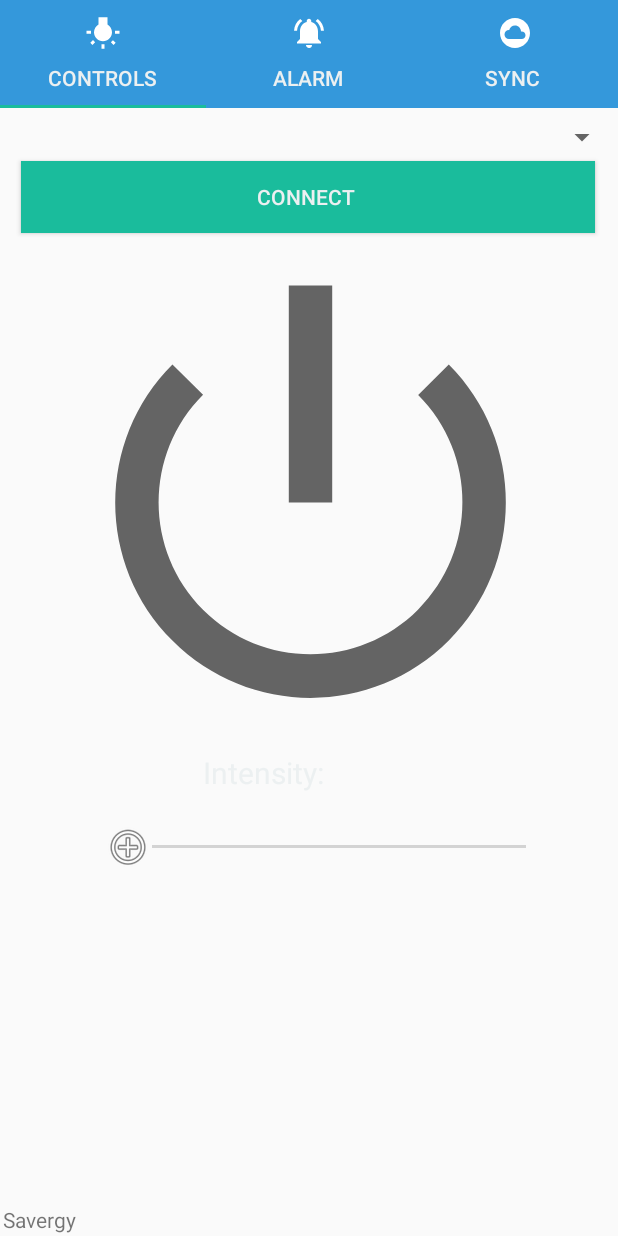
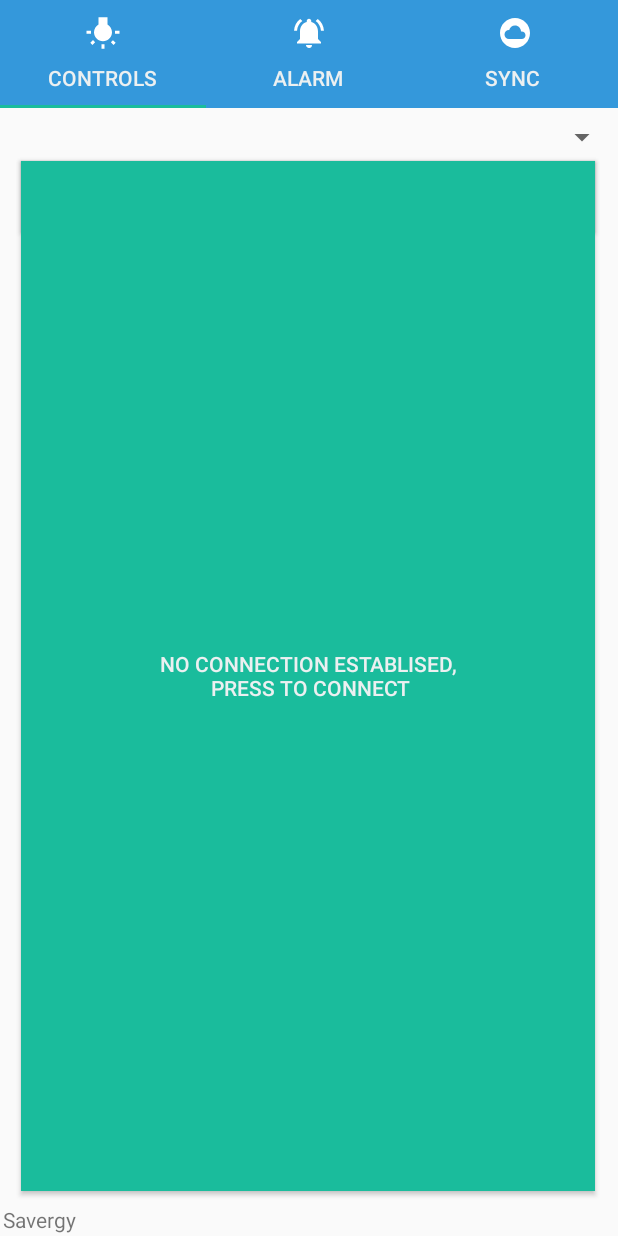
Before and after one commit to kocetomad/AC-PWM_SmartHomeSystem, an Android app: the screen it shows after launch (MainActivity), on a phone screen of 412 x 824 dp. Run offline under Robolectric (Android 15) with nearby library versions, the phone set to English and light mode, and no system bars.

Commit message:
general improvements

```diff
--- a/app/src/main/res/layout/activity_main.xml
+++ b/app/src/main/res/layout/activity_main.xml
@@ -55,11 +55,11 @@
         android:layout_alignParentEnd="true"
         android:layout_alignParentRight="true"
 
-        android:layout_marginStart="69dp"
-        android:layout_marginLeft="69dp"
+        android:layout_marginStart="56dp"
+        android:layout_marginLeft="56dp"
         android:layout_marginTop="2dp"
-        android:layout_marginEnd="45dp"
-        android:layout_marginRight="45dp"
+        android:layout_marginEnd="57dp"
+        android:layout_marginRight="57dp"
         android:thumb="@android:drawable/ic_menu_add" />
 
     <TextView
@@ -71,14 +71,15 @@
         android:layout_alignParentLeft="true"
         android:layout_alignParentEnd="true"
         android:layout_alignParentRight="true"
-        android:layout_marginStart="135dp"
-        android:layout_marginLeft="135dp"
+        android:layout_marginStart="121dp"
+        android:layout_marginLeft="121dp"
         android:layout_marginTop="-9dp"
-        android:layout_marginEnd="100dp"
-        android:layout_marginRight="100dp"
+        android:layout_marginEnd="114dp"
+        android:layout_marginRight="114dp"
         android:text="Intensity:"
-        android:textColor="#ECF0F1"
-        android:textSize="20dp" />
+        android:textColor="@android:color/darker_gray"
+        android:textSize="20dp"
+        tools:textColor="?attr/actionModeSplitBackground" />
 
     <Spinner
         android:id="@+id/min"
@@ -187,11 +188,11 @@
         android:layout_alignParentLeft="true"
         android:layout_alignParentEnd="true"
         android:layout_alignParentRight="true"
-        android:layout_marginStart="99dp"
-        android:layout_marginLeft="99dp"
+        android:layout_marginStart="85dp"
+        android:layout_marginLeft="85dp"
         android:layout_marginTop="-195dp"
-        android:layout_marginEnd="99dp"
-        android:layout_marginRight="99dp"
+        android:layout_marginEnd="85dp"
+        android:layout_marginRight="85dp"
         android:ems="10"
         android:hint="SSID"
         android:inputType="textPersonName"
@@ -199,18 +200,18 @@
 
     <EditText
         android:id="@+id/password"
-        android:layout_width="wrap_content"
+        android:layout_width="241dp"
         android:layout_height="wrap_content"
         android:layout_below="@+id/ssid"
         android:layout_alignParentStart="true"
         android:layout_alignParentLeft="true"
         android:layout_alignParentEnd="true"
         android:layout_alignParentRight="true"
-        android:layout_marginStart="100dp"
-        android:layout_marginLeft="100dp"
+        android:layout_marginStart="85dp"
+        android:layout_marginLeft="85dp"
         android:layout_marginTop="-5dp"
-        android:layout_marginEnd="98dp"
-        android:layout_marginRight="98dp"
+        android:layout_marginEnd="85dp"
+        android:layout_marginRight="85dp"
         android:ems="10"
         android:hint="password"
         android:inputType="textPassword"
@@ -218,16 +219,42 @@
 
     <Button
         android:id="@+id/Network"
-        android:layout_width="217dp"
-        android:layout_height="61dp"
+        android:layout_width="243dp"
+        android:layout_height="72dp"
         android:layout_below="@+id/password"
         android:layout_alignParentStart="true"
         android:layout_alignParentLeft="true"
-        android:layout_marginStart="95dp"
-        android:layout_marginLeft="95dp"
+        android:layout_alignParentEnd="true"
+        android:layout_alignParentRight="true"
+        android:layout_marginStart="84dp"
+        android:layout_marginLeft="84dp"
         android:layout_marginTop="8dp"
+        android:layout_marginEnd="85dp"
+        android:layout_marginRight="85dp"
         android:text="Connect to network"
         android:visibility="invisible" />
+
+    <Button
+        android:id="@+id/Connect1"
+        android:layout_width="wrap_content"
+        android:layout_height="594dp"
+        android:layout_alignTop="@+id/devices"
+        android:layout_alignParentStart="true"
+        android:layout_alignParentLeft="true"
+        android:layout_alignParentEnd="true"
+        android:layout_alignParentRight="true"
+        android:layout_alignParentBottom="true"
+        android:layout_marginStart="14dp"
+        android:layout_marginLeft="14dp"
+        android:layout_marginTop="28dp"
+        android:layout_marginEnd="15dp"
+        android:layout_marginRight="15dp"
+        android:layout_marginBottom="30dp"
+
+        android:background="@color/colorPrimaryDark"
+        android:onClick="onConnect"
+        android:text="No connection establised,\n press to connect"
+        android:textColor="#ECF0F1" />
 
     <TextView
         android:id="@+id/textView2"
```
Also changed, not shown: app/src/main/java/com/example/savergy/MainActivity.java (+53 -18 lines), app/src/main/res/drawable/ic_mobile.xml (added, +16 -0 lines), 265 other files.
